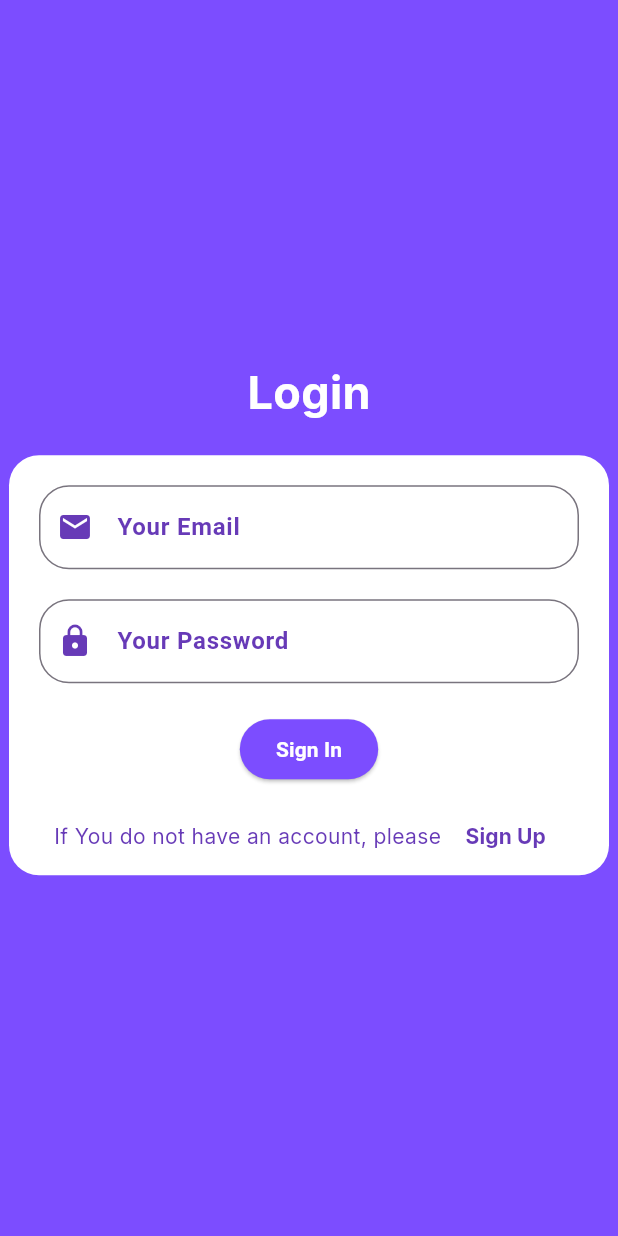
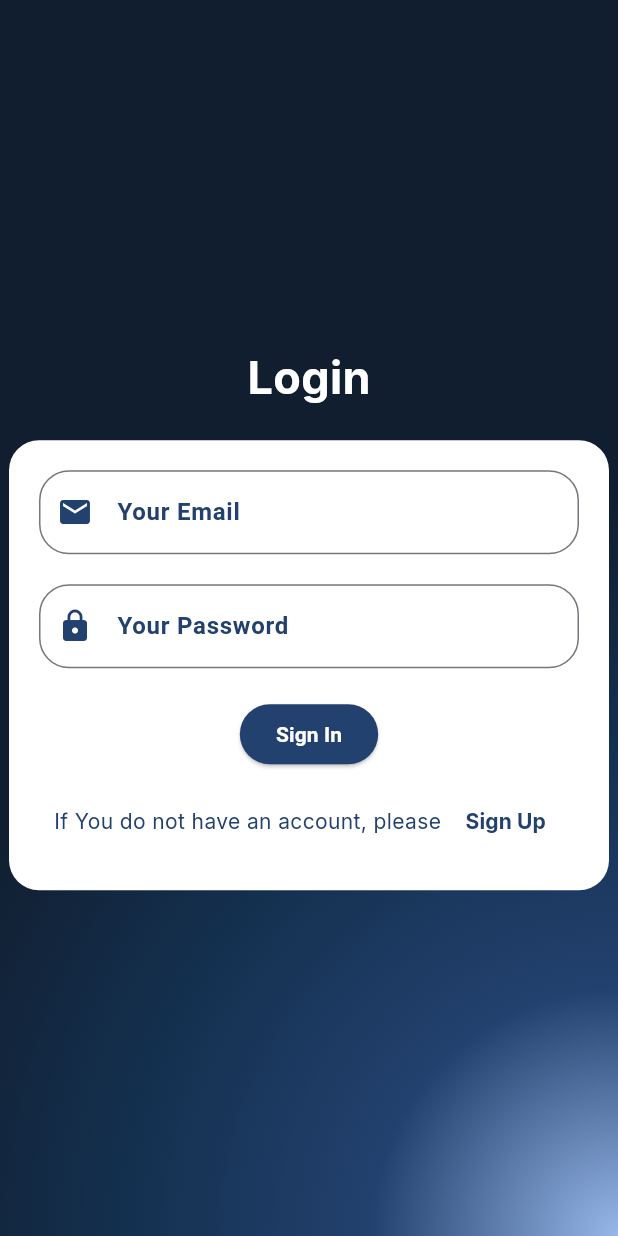
Before and after one commit to dandi-maulana/finpocket_mobile, a Flutter app: the screen it shows after launch, after a tap on "Get Started", on a phone screen of 412 x 824 dp. Run offline on Flutter 3.47's test engine with Material 3 defaults, Android fonts, the phone set to English and light mode, and no system bars; our stand-ins replace dropdown_button2, google_fonts, shared_preferences; network calls fail.

Commit message:
update: Colors

```diff
--- a/lib/pages/sign_in.dart
+++ b/lib/pages/sign_in.dart
@@ -51,8 +51,21 @@ class _SigninState extends State<Signin> {
   @override
   Widget build(BuildContext context) {
     return Scaffold(
-      backgroundColor: Colors.deepPurpleAccent,
-      body: Column(
+      backgroundColor: Colors.transparent,
+      body: Container(
+        decoration: BoxDecoration(
+          gradient: RadialGradient(
+            colors: [
+              Color(0xFF97B7E9),
+              Color(0xFF22416E),
+              Color(0xFF14304F),
+              Color(0xFF111E30),
+            ],
+            center: Alignment.bottomRight,
+            radius: 1.2,
+          ),
+        ),
+        child: Column(
           mainAxisAlignment: MainAxisAlignment.center,
           children: [
             Text(
@@ -67,7 +80,7 @@ class _SigninState extends State<Signin> {
             Center(
               child: Container(
                 width: 400,
-              height: 280,
+                height: 300,
                 padding: EdgeInsets.all(20),
                 decoration: BoxDecoration(
                   borderRadius: BorderRadius.circular(20),
@@ -81,25 +94,28 @@ class _SigninState extends State<Signin> {
                         controller: _emailController,
                         textCapitalization: TextCapitalization.characters,
                         style: TextStyle(
-                        color: Colors.deepPurple,
+                          color: Color(0xFF22416E),
                           fontWeight: FontWeight.bold,
                         ),
                         decoration: InputDecoration(
                           border: OutlineInputBorder(
-                          borderSide: BorderSide(color: Colors.deepPurple),
+                            borderSide: BorderSide(color: Color(0xFF22416E)),
                             borderRadius: BorderRadius.circular(20),
                           ),
-                        prefixIcon: Icon(Icons.email, color: Colors.deepPurple),
+                          prefixIcon: Icon(
+                            Icons.email,
+                            color: Color(0xFF22416E),
+                          ),
                           label: Text(
                             "Your Email",
                             style: TextStyle(
-                            color: Colors.deepPurple,
+                              color: Color(0xFF22416E),
                               fontWeight: FontWeight.bold,
                             ),
                           ),
                           hintText: "Enter Your Email...",
                           hintStyle: TextStyle(
-                          color: Colors.deepPurple,
+                            color: Color(0xFF22416E),
                             fontStyle: FontStyle.italic,
                           ),
                         ),
@@ -118,25 +134,28 @@ class _SigninState extends State<Signin> {
                         controller: _passwordController,
                         obscureText: true,
                         style: TextStyle(
-                        color: Colors.deepPurple,
+                          color: Color(0xFF22416E),
                           fontWeight: FontWeight.bold,
                         ),
                         decoration: InputDecoration(
-                        prefixIcon: Icon(Icons.lock, color: Colors.deepPurple),
+                          prefixIcon: Icon(
+                            Icons.lock,
+                            color: Color(0xFF22416E),
+                          ),
                           border: OutlineInputBorder(
-                          borderSide: BorderSide(color: Colors.deepPurple),
+                            borderSide: BorderSide(color: Color(0xFF22416E)),
                             borderRadius: BorderRadius.circular(20),
                           ),
                           label: Text(
                             "Your Password",
                             style: TextStyle(
-                            color: Colors.deepPurple,
+                              color: Color(0xFF22416E),
                               fontWeight: FontWeight.bold,
                             ),
                           ),
                           hintText: "Enter Your Password...",
                           hintStyle: TextStyle(
-                          color: Colors.deepPurple,
+                            color: Color(0xFF22416E),
                             fontStyle: FontStyle.italic,
                           ),
                         ),
@@ -153,7 +172,7 @@ class _SigninState extends State<Signin> {
                           : ElevatedButton(
                             onPressed: _login,
                             style: ElevatedButton.styleFrom(
-                            backgroundColor: Colors.deepPurpleAccent,
+                              backgroundColor: Color(0xFF22416E),
                               foregroundColor: Colors.white,
                             ),
                             child: Text(
@@ -169,7 +188,7 @@ class _SigninState extends State<Signin> {
                         children: [
                           Text(
                             "If You do not have an account, please ",
-                          style: GoogleFonts.inter(color: Colors.deepPurple),
+                            style: GoogleFonts.inter(color: Color(0xFF22416E)),
                           ),
                           TextButton(
                             onPressed: () {
@@ -181,7 +200,7 @@ class _SigninState extends State<Signin> {
                             child: Text(
                               "Sign Up",
                               style: GoogleFonts.inter(
-                              color: Colors.deepPurple,
+                                color: Color(0xFF22416E),
                                 fontWeight: FontWeight.bold,
                               ),
                             ),
@@ -195,6 +214,7 @@ class _SigninState extends State<Signin> {
             ),
           ],
         ),
+      ),
     );
   }
 }
--- a/lib/pages/wellcome.dart
+++ b/lib/pages/wellcome.dart
@@ -9,8 +9,21 @@ class Wellcome extends StatelessWidget {
   @override
   Widget build(BuildContext context) {
     return Scaffold(
-      backgroundColor: Colors.deepPurpleAccent,
-      body: Column(
+      backgroundColor: Colors.transparent,
+      body: Container(
+        decoration: BoxDecoration(
+          gradient: RadialGradient(
+            colors: [
+              Color(0xFF97B7E9),
+              Color(0xFF22416E),
+              Color(0xFF14304F),
+              Color(0xFF111E30),
+            ],
+            center: Alignment.topLeft,
+            radius: 1.2,
+          ),
+        ),
+        child: Column(
           crossAxisAlignment: CrossAxisAlignment.start,
           children: [
             SizedBox(height: 40),
@@ -48,7 +61,7 @@ class Wellcome extends StatelessWidget {
                 ),
               ),
             ),
-          SizedBox(height: 40),
+            SizedBox(height: 20),
             Center(
               child: Text(
                 "FinPocket helps you manage income,expenses,\nand savings-effortlessly. Your Financial freedom\nstarts here",
@@ -56,18 +69,18 @@ class Wellcome extends StatelessWidget {
                 style: GoogleFonts.roboto(color: Colors.white, fontSize: 15),
               ),
             ),
-          SizedBox(height: 30),
+            SizedBox(height: 20),
             Center(
               child: ElevatedButton.icon(
                 onPressed: () {
                   Navigator.pushNamed(context, Signin.nameRoute);
                 },
-              icon: Icon(Icons.arrow_forward_ios),
+                icon: Icon(Icons.arrow_forward_ios, color: Color(0xFF22416E)),
                 iconAlignment: IconAlignment.end,
                 label: Text(
                   "Get Started",
                   style: GoogleFonts.inter(
-                  color: Colors.deepPurple,
+                    color: Color(0xFF22416E),
                     fontWeight: FontWeight.bold,
                     fontSize: 18,
                   ),
@@ -76,6 +89,7 @@ class Wellcome extends StatelessWidget {
             ),
           ],
         ),
+      ),
     );
   }
 }
```
Also changed, not shown: lib/pages/add_category.dart (+21 -19 lines), lib/pages/deposit.dart (+21 -22 lines), lib/pages/homepage.dart (+46 -14 lines), lib/pages/pay.dart (+30 -26 lines), lib/pages/profile.dart (+26 -12 lines), lib/pages/sign_up.dart (+44 -24 lines), lib/pages/withdraw.dart (+27 -31 lines). Lines whose indentation alone changed are shown as unchanged.
